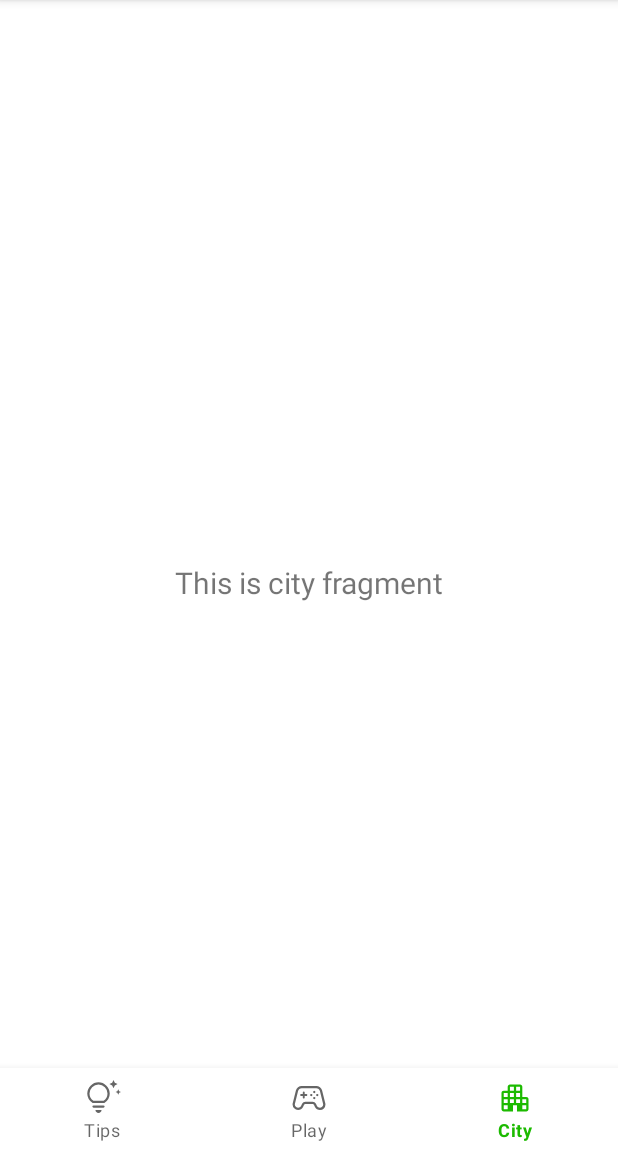
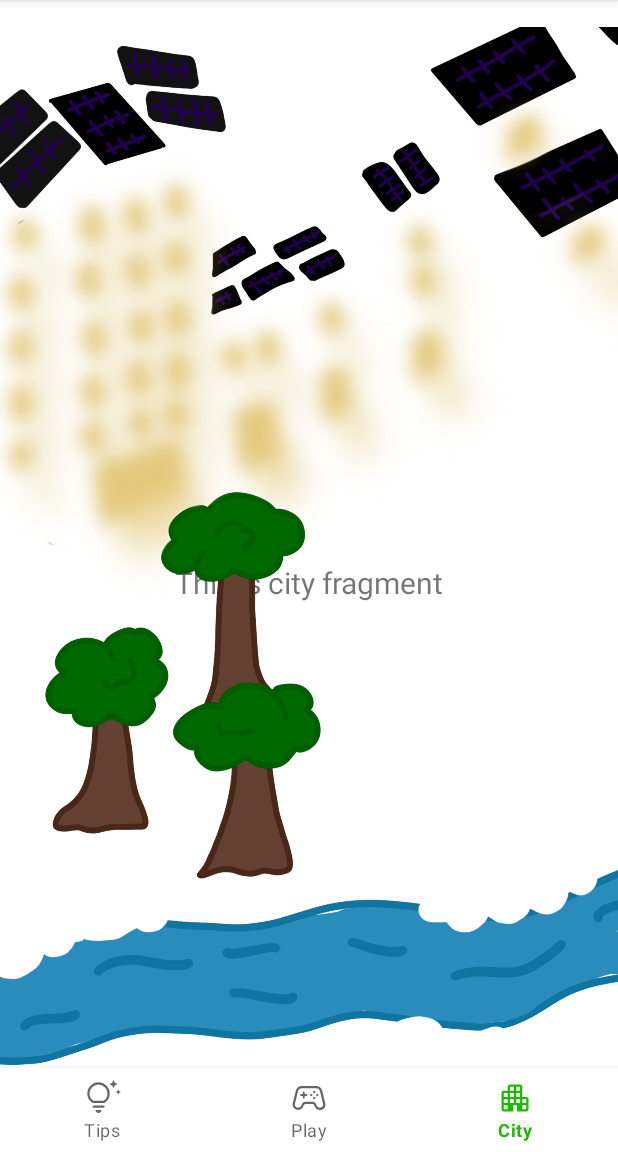
Before and after one commit to jackschedel/savethecity, an Android app: the CityFragment screen opened through its navigation route, on a phone screen of 412 x 824 dp, the part 84-1236 px from its top. Run offline under Robolectric (Android 15) with nearby library versions, the phone set to English and light mode, and no system bars; our stand-ins replace navigation-ui; 1 statement that could not run was skipped.

Commit message:
added city tab

```diff
--- a/client/app/src/main/java/com/citysavers/savethecity/MainActivity.java
+++ b/client/app/src/main/java/com/citysavers/savethecity/MainActivity.java
@@ -90,14 +90,16 @@ public class MainActivity extends AppCompatActivity {
         energyScreen.setVisibility(View.GONE);
     }
 
+    public void city_onClick(View v){
+        //ConstraintLayout cityButton = (ConstraintLayout)findViewById(R.id.city)
+    }
+
     public void playLightsbutton_onClick(View v)
     {
         Intent intent = new Intent(MainActivity.this, LightsgameActivity.class);
         startActivity(intent);
 
     }
-
-
 
     public void playRecyclebutton_onClick(View v)
     {
--- a/client/app/src/main/java/com/citysavers/savethecity/ui/city/CityFragment.java
+++ b/client/app/src/main/java/com/citysavers/savethecity/ui/city/CityFragment.java
@@ -1,20 +1,30 @@
 package com.citysavers.savethecity.ui.city;
 
+import android.graphics.drawable.Drawable;
+import android.media.Image;
 import android.os.Bundle;
 import android.view.LayoutInflater;
 import android.view.View;
 import android.view.ViewGroup;
+import android.widget.FrameLayout;
+import android.widget.ImageView;
 import android.widget.TextView;
 
 import androidx.annotation.NonNull;
 import androidx.fragment.app.Fragment;
 import androidx.lifecycle.ViewModelProvider;
 
+import com.citysavers.savethecity.R;
 import com.citysavers.savethecity.databinding.FragmentCityBinding;
 
 public class CityFragment extends Fragment {
 
     private FragmentCityBinding binding;
+
+    public double recycle_meter = 0.99;
+    public double water_meter = 0.99;
+    public double lights_meter = 0.99;
+
 
     public View onCreateView(@NonNull LayoutInflater inflater,
                              ViewGroup container, Bundle savedInstanceState) {
@@ -26,6 +36,36 @@ public class CityFragment extends Fragment {
 
         final TextView textView = binding.textCity;
         cityViewModel.getText().observe(getViewLifecycleOwner(), textView::setText);
+
+
+        ImageView tree = (ImageView) root.findViewById(R.id.tree);
+        if(recycle_meter > 0.75) {
+            tree.setAlpha(1.0f);
+        } else {
+            tree.setAlpha(0.0f);
+        }
+        ImageView river = (ImageView) root.findViewById(R.id.river);
+        if(water_meter > 0.75) {
+            river.setAlpha(1.0f);
+        } else {
+            river.setAlpha(0.0f);
+        }
+        ImageView lights = (ImageView) root.findViewById(R.id.lights);
+        ImageView panels = (ImageView) root.findViewById(R.id.panel);
+        if(lights_meter > 0.75) {
+            lights.setAlpha(1.0f);
+            panels.setAlpha(1.0f);
+        } else {
+            lights.setAlpha(0.0f);
+            panels.setAlpha(0.0f);
+        }
+        if(lights_meter > 0.75 && water_meter > 0.75 && recycle_meter > 0.75){
+            FrameLayout clean = (FrameLayout) root.findViewById(R.id.bround);
+            int id = getResources().getIdentifier("@drawable/city_screen_cleanpng", null, getActivity().getPackageName());
+            Drawable res = getResources().getDrawable(id);
+            clean.setBackground(res);
+        }
+
         return root;
     }
 
--- a/client/app/src/main/res/layout/fragment_city.xml
+++ b/client/app/src/main/res/layout/fragment_city.xml
@@ -19,4 +19,42 @@
         app:layout_constraintEnd_toEndOf="parent"
         app:layout_constraintStart_toStartOf="parent"
         app:layout_constraintTop_toTopOf="parent" />
+
+    <FrameLayout xmlns:android="http://schemas.android.com/apk/res/android"
+        android:id="@+id/bround"
+        android:layout_width="match_parent"
+        android:layout_height="match_parent"
+        android:background="@drawable/city_screen_dirty">
+
+        <ImageView
+            android:id="@+id/river"
+            android:layout_width="match_parent"
+            android:layout_height="match_parent"
+            android:src="@drawable/city_screen_river"
+            android:alpha="0" />
+        <ImageView
+            android:id="@+id/tree"
+            android:layout_width="match_parent"
+            android:layout_height="match_parent"
+            android:src="@drawable/city_screen_tree"
+            android:alpha="0" />
+        <ImageView
+            android:id="@+id/panel"
+            android:layout_width="match_parent"
+            android:layout_height="match_parent"
+            android:src="@drawable/city_screen_panel"
+            android:alpha="0"
+            />
+        <ImageView
+            android:id="@+id/lights"
+            android:layout_width="match_parent"
+            android:layout_height="match_parent"
+            android:src="@drawable/city_screen_lights2"
+            android:alpha="0"
+            />
+
+
+    </FrameLayout>
+
+
 </androidx.constraintlayout.widget.ConstraintLayout>
```
